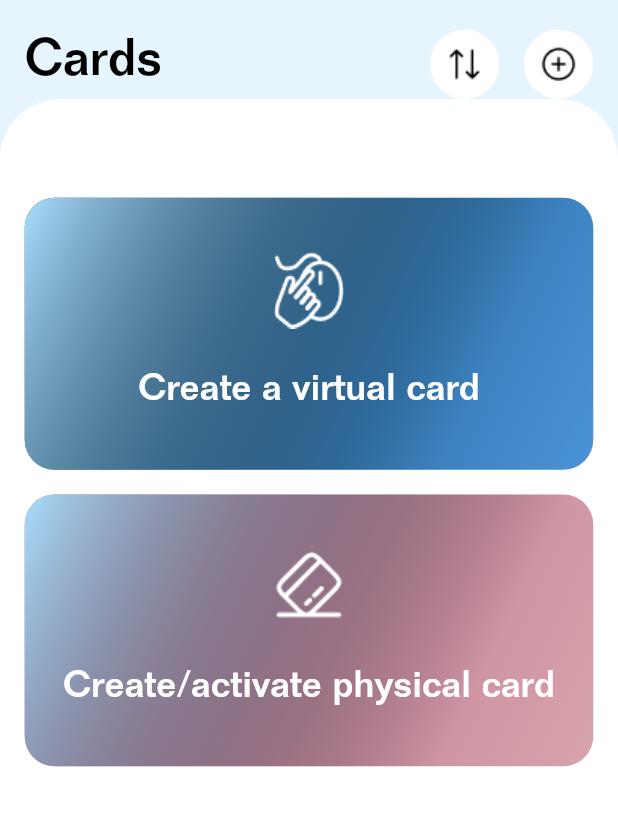
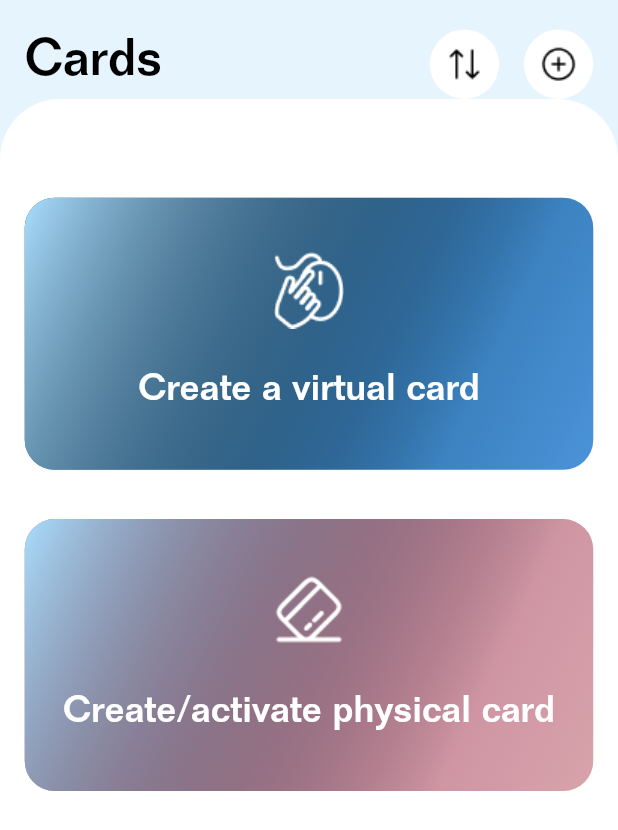
Before and after one commit to chvro12/paysen_app, a Flutter app: the CardsScreen widget shown alone on an empty page, opened directly, on a phone screen of 412 x 824 dp. Shown: the top 830 px of the screen. Run offline on Flutter 3.47's test engine with Material 2 defaults, Android fonts, the light colour scheme and no system bars; our stand-ins replace flutter_screenutil, fluttertoast, get, logger, pinput; missing offline and left inert: overlay_progress_indicator.

Commit message:
Bugs: Card UI fixed.

```diff
--- a/lib/ui/cards/cards_screen.dart
+++ b/lib/ui/cards/cards_screen.dart
@@ -61,7 +61,7 @@ class CardsScreen extends StatelessWidget {
                   onPressed: () {},
                 ),
 
-                SizedBox(height: 0.02.sh,),
+                SizedBox(height: 0.04.sh,),
 
                 CardView(
                   linearGradientColor: const [
```
